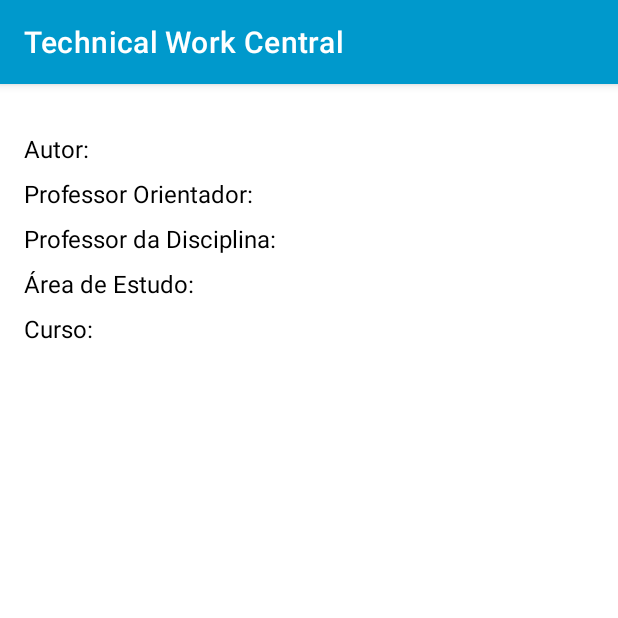
After one commit to julianawl/technical-works-central, an Android app: the fragment DetailsFragment shown on its own in the app's theme, on a phone screen of 412 x 824 dp, the top half of it. The commit adds this screen. Run offline under Robolectric (Android 15) with nearby library versions, the phone set to English and light mode, and no system bars.

Commit message:
Implementing Strings at Details Fragment

```diff
--- a/app/build.gradle
+++ b/app/build.gradle
@@ -55,6 +55,7 @@ dependencies {
     //Room
     implementation 'androidx.room:room-runtime:2.2.6'
     implementation "androidx.room:room-ktx:2.2.6"
+    implementation 'androidx.legacy:legacy-support-v4:1.0.0'
     kapt 'androidx.room:room-compiler:2.2.6'
 
     //retrofit
--- /dev/null
+++ b/app/src/main/java/br/com/labdev/technicalworkcentral/ui/details/DetailsFragment.kt
@@ -0,0 +1,21 @@
+package br.com.labdev.technicalworkcentral.ui.details
+
+import android.os.Bundle
+import androidx.fragment.app.Fragment
+import android.view.LayoutInflater
+import android.view.View
+import android.view.ViewGroup
+import br.com.labdev.technicalworkcentral.R
+
+class DetailsFragment : Fragment() {
+
+    private lateinit var detailsViewModel: DetailsViewModel
+
+    override fun onCreateView(
+        inflater: LayoutInflater, container: ViewGroup?,
+        savedInstanceState: Bundle?
+    ): View? {
+        return inflater.inflate(R.layout.fragment_details, container, false)
+    }
+
+}
--- /dev/null
+++ b/app/src/main/java/br/com/labdev/technicalworkcentral/ui/details/DetailsViewModel.kt
@@ -0,0 +1,7 @@
+package br.com.labdev.technicalworkcentral.ui.details
+
+import androidx.lifecycle.ViewModel
+
+class DetailsViewModel: ViewModel() {
+
+}
--- /dev/null
+++ b/app/src/main/res/layout/fragment_details.xml
@@ -0,0 +1,72 @@
+<?xml version="1.0" encoding="utf-8"?>
+<androidx.constraintlayout.widget.ConstraintLayout
+    xmlns:android="http://schemas.android.com/apk/res/android"
+    xmlns:app="http://schemas.android.com/apk/res-auto"
+    xmlns:tools="http://schemas.android.com/tools"
+    android:layout_width="match_parent"
+    android:layout_height="match_parent"
+    tools:context=".ui.details.DetailsFragment">
+
+
+    <TextView
+        android:id="@+id/tvAuthor"
+        android:layout_width="wrap_content"
+        android:layout_height="wrap_content"
+        android:layout_marginStart="16dp"
+        android:layout_marginTop="32dp"
+        android:text="@string/author_details"
+        android:textColor="@color/black"
+        android:textSize="16sp"
+        app:layout_constraintStart_toStartOf="parent"
+        app:layout_constraintTop_toTopOf="parent" />
+
+    <TextView
+        android:id="@+id/tvAdviserTeacher"
+        android:layout_width="wrap_content"
+        android:layout_height="wrap_content"
+        android:layout_marginStart="16dp"
+        android:layout_marginTop="8dp"
+        android:text="@string/adviserTeacher_details"
+        android:textColor="@color/black"
+        android:textSize="16sp"
+        app:layout_constraintStart_toStartOf="parent"
+        app:layout_constraintTop_toBottomOf="@+id/tvAuthor" />
+
+    <TextView
+        android:id="@+id/tvDisciplineTeacher"
+        android:layout_width="wrap_content"
+        android:layout_height="wrap_content"
+        android:layout_marginStart="16dp"
+        android:layout_marginTop="8dp"
+        android:text="@string/disciplineTeacher_details"
+        android:textColor="@color/black"
+        android:textSize="16sp"
+        app:layout_constraintStart_toStartOf="parent"
+        app:layout_constraintTop_toBottomOf="@+id/tvAdviserTeacher" />
+
+    <TextView
+        android:id="@+id/tvStudyArea"
+        android:layout_width="wrap_content"
+        android:layout_height="wrap_content"
+        android:layout_marginStart="16dp"
+        android:layout_marginTop="8dp"
+        android:text="@string/studyArea_details"
+        android:textColor="@color/black"
+        android:textSize="16sp"
+        app:layout_constraintStart_toStartOf="parent"
+        app:layout_constraintTop_toBottomOf="@+id/tvDisciplineTeacher" />
+
+    <TextView
+        android:id="@+id/tvCourse"
+        android:layout_width="wrap_content"
+        android:layout_height="wrap_content"
+        android:layout_marginStart="16dp"
+        android:layout_marginTop="8dp"
+        android:text="@string/course_details"
+        android:textColor="@color/black"
+        android:textSize="16sp"
+        app:layout_constraintStart_toStartOf="parent"
+        app:layout_constraintTop_toBottomOf="@+id/tvStudyArea" />
+
+
+</androidx.constraintlayout.widget.ConstraintLayout>
--- a/app/src/main/res/values/strings.xml
+++ b/app/src/main/res/values/strings.xml
@@ -4,4 +4,9 @@
     <string name="title_dashboard">Dashboard</string>
     <string name="title_notifications">Notifications</string>
     <string name="title_profile">Profile</string>
+    <string name="author_details">Autor: </string>
+    <string name="adviserTeacher_details">Professor Orientador: </string>
+    <string name="disciplineTeacher_details">Professor da Disciplina: </string>
+    <string name="studyArea_details">Área de Estudo: </string>
+    <string name="course_details">Curso: </string>
 </resources>
```
Also changed, not shown: 1 other file.
